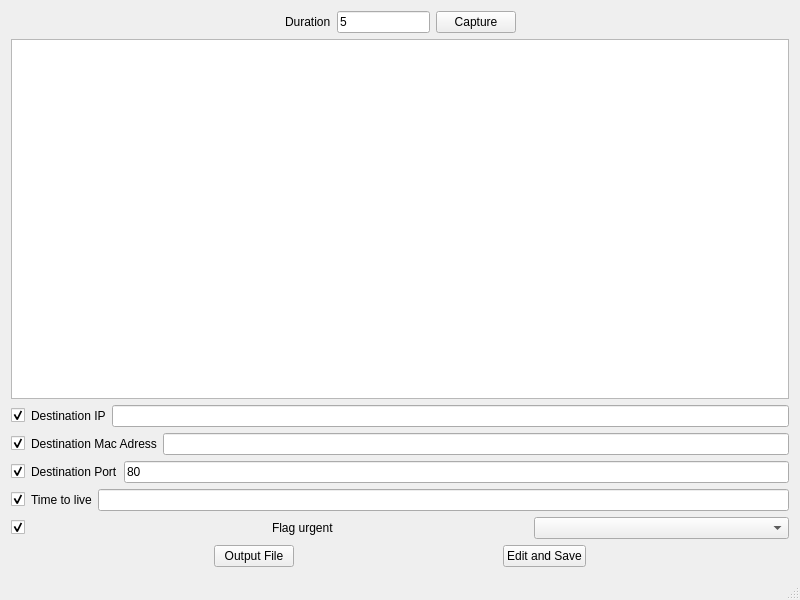
Above: mainwindow.ui from xQsme/SRC_Packets before the change. Below: the same form after it.
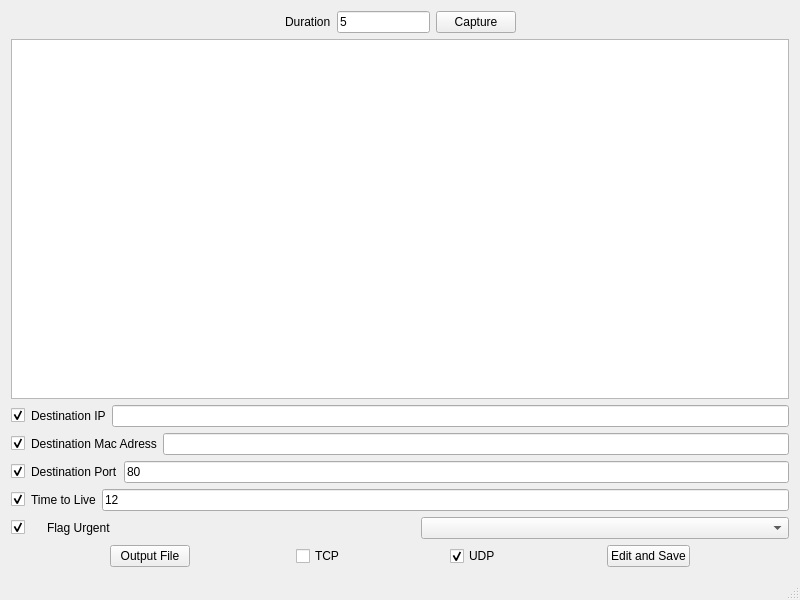
That is the form after the change.

Patch:
```diff
--- a/mainwindow.ui
+++ b/mainwindow.ui
@@ -162,12 +162,16 @@
         <item>
          <widget class="QLabel" name="label_5">
           <property name="text">
-           <string>Time to live</string>
+           <string>Time to Live</string>
           </property>
          </widget>
         </item>
         <item>
-         <widget class="QLineEdit" name="editTTL"/>
+         <widget class="QLineEdit" name="editTTL">
+          <property name="text">
+           <string>12</string>
+          </property>
+         </widget>
         </item>
        </layout>
       </item>
@@ -175,6 +179,12 @@
        <layout class="QHBoxLayout" name="horizontalLayout_6">
         <item>
          <widget class="QCheckBox" name="checkFlag">
+          <property name="maximumSize">
+           <size>
+            <width>30</width>
+            <height>16777215</height>
+           </size>
+          </property>
           <property name="text">
            <string/>
           </property>
@@ -186,12 +196,16 @@
         <item>
          <widget class="QLabel" name="label_6">
           <property name="text">
-           <string>Flag urgent</string>
+           <string>Flag Urgent</string>
           </property>
          </widget>
         </item>
         <item>
-         <widget class="QComboBox" name="comboFlag"/>
+         <widget class="QComboBox" name="comboFlag">
+          <property name="sizeAdjustPolicy">
+           <enum>QComboBox::AdjustToContentsOnFirstShow</enum>
+          </property>
+         </widget>
         </item>
        </layout>
       </item>
@@ -217,6 +231,49 @@
           </property>
          </widget>
         </item>
+        <item>
+         <spacer name="horizontalSpacer_6">
+          <property name="orientation">
+           <enum>Qt::Horizontal</enum>
+          </property>
+          <property name="sizeHint" stdset="0">
+           <size>
+            <width>40</width>
+            <height>20</height>
+           </size>
+          </property>
+         </spacer>
+        </item>
+        <item>
+         <widget class="QCheckBox" name="checkTCP">
+          <property name="text">
+           <string>TCP</string>
+          </property>
+         </widget>
+        </item>
+        <item>
+         <spacer name="horizontalSpacer_7">
+          <property name="orientation">
+           <enum>Qt::Horizontal</enum>
+          </property>
+          <property name="sizeHint" stdset="0">
+           <size>
+            <width>40</width>
+            <height>20</height>
+           </size>
+          </property>
+         </spacer>
+        </item>
+        <item>
+         <widget class="QCheckBox" name="checkUDP">
+          <property name="text">
+           <string>UDP</string>
+          </property>
+          <property name="checked">
+           <bool>true</bool>
+          </property>
+         </widget>
+        </item>
         <item>
          <spacer name="horizontalSpacer">
           <property name="orientation">
```
